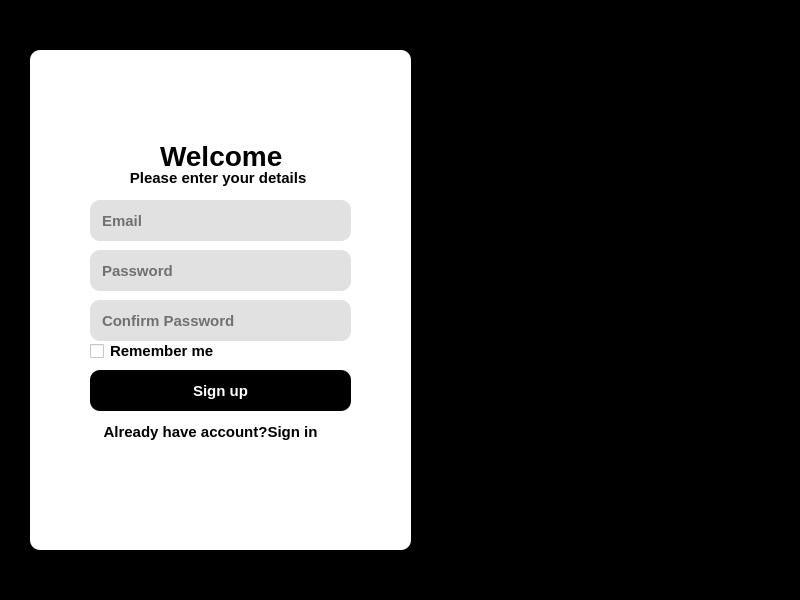
Above: ui/sign_up.ui from xbinh47/PTI_TungNam_DaiKhang before the change. Below: the same form after it.
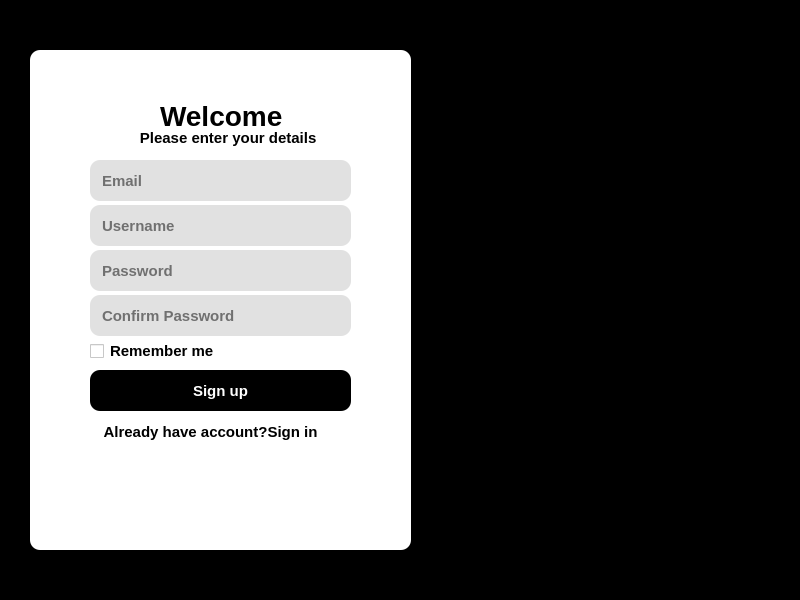
That is the form after the change.

What changed in the file:
```diff
--- a/ui/sign_up.ui
+++ b/ui/sign_up.ui
@@ -41,7 +41,7 @@
      <property name="geometry">
       <rect>
        <x>130</x>
-       <y>90</y>
+       <y>50</y>
        <width>131</width>
        <height>31</height>
       </rect>
@@ -59,8 +59,8 @@
     <widget class="QLabel" name="label_2">
      <property name="geometry">
       <rect>
-       <x>50</x>
-       <y>120</y>
+       <x>60</x>
+       <y>80</y>
        <width>241</width>
        <height>16</height>
       </rect>
@@ -79,7 +79,7 @@
      <property name="geometry">
       <rect>
        <x>60</x>
-       <y>150</y>
+       <y>110</y>
        <width>261</width>
        <height>41</height>
       </rect>
@@ -191,7 +191,7 @@
      <property name="geometry">
       <rect>
        <x>60</x>
-       <y>250</y>
+       <y>245</y>
        <width>261</width>
        <height>41</height>
       </rect>
@@ -212,6 +212,31 @@
       <string>Confirm Password</string>
      </property>
     </widget>
+    <widget class="QLineEdit" name="lineEdit_4">
+     <property name="geometry">
+      <rect>
+       <x>60</x>
+       <y>155</y>
+       <width>261</width>
+       <height>41</height>
+      </rect>
+     </property>
+     <property name="font">
+      <font>
+       <pointsize>11</pointsize>
+       <bold>true</bold>
+      </font>
+     </property>
+     <property name="styleSheet">
+      <string notr="true">background-color: rgb(225, 225, 225);
+color: rgb(0, 0, 0);
+border radius: 10px;
+padding-left: 10px</string>
+     </property>
+     <property name="placeholderText">
+      <string>Username</string>
+     </property>
+    </widget>
     <zorder>label_2</zorder>
     <zorder>lineEdit</zorder>
     <zorder>label</zorder>
```
Left out of the diff: 1 changed line with no effect on the pictures.
